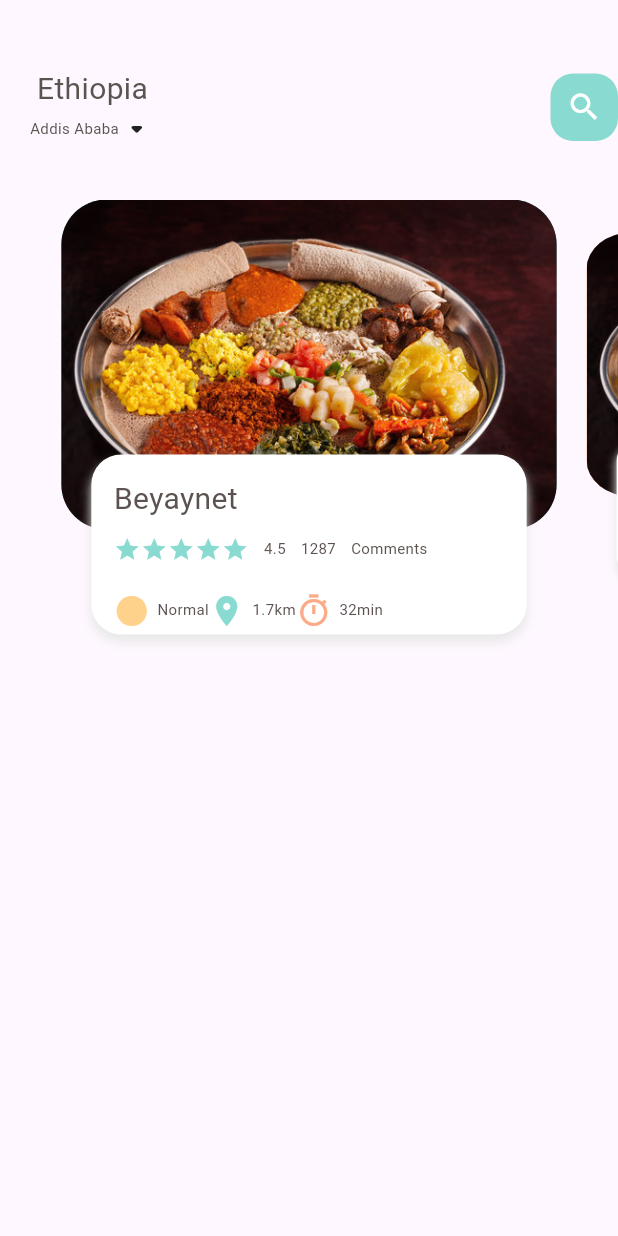
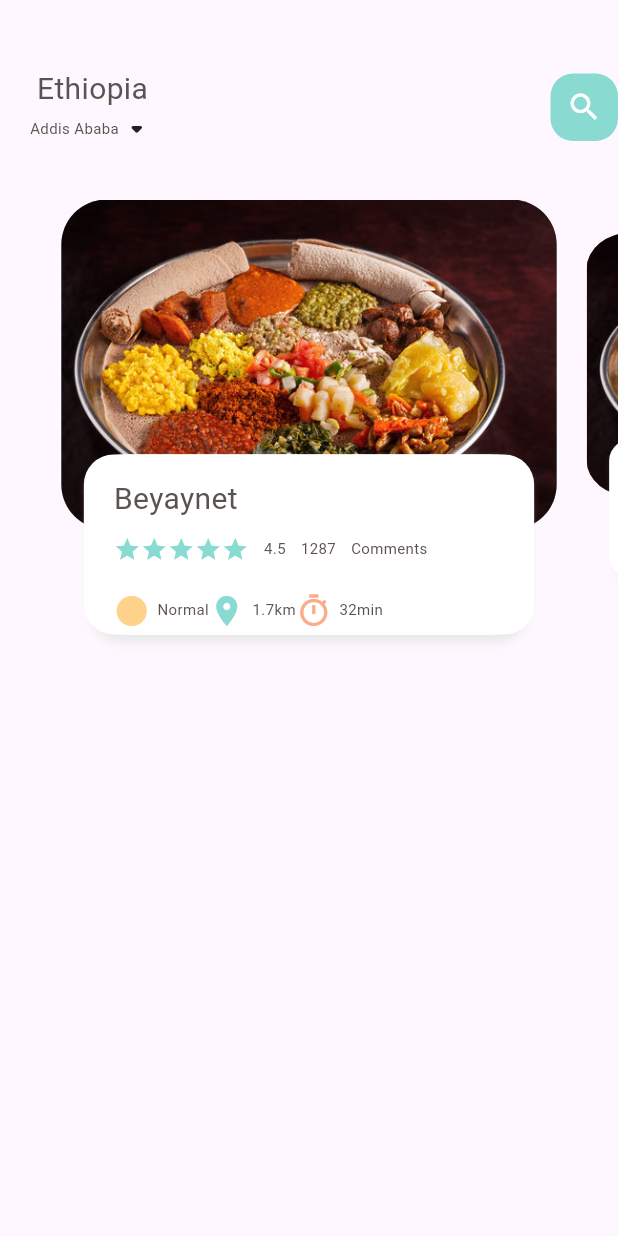
Before and after one commit to Melat369/amberrestaurant, a Flutter app: the screen it shows after launch, on a phone screen of 412 x 824 dp. Run offline on Flutter 3.47's test engine with Material 2 defaults, Android fonts, the phone set to English and light mode, and no system bars; Roboto replaces fonts that are missing (Poppins, poppins).

Commit message:
applied contrast to the top stack

```diff
--- a/lib/home/food_page_body.dart
+++ b/lib/home/food_page_body.dart
@@ -129,6 +129,14 @@ class _FoodPageBodyState extends State<FoodPageBody> {
                           color:Color(0xffe8e8e8),
                           blurRadius:5.0,
                           offset:Offset(0,5)
+                    ),
+                    BoxShadow(
+                      color:Colors.white,
+                      offset: Offset(-5,0)
+                    ),
+                    BoxShadow(
+                      color:Colors.white,
+                      offset: Offset(5,0)
                     )
                   ]
                 ),
```
